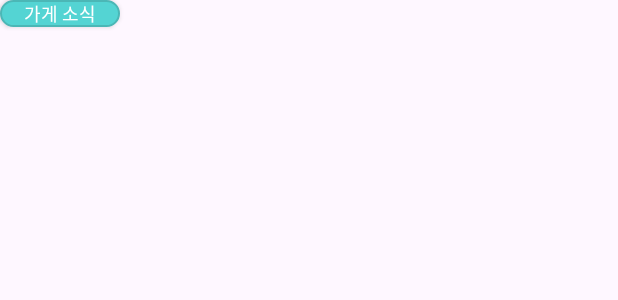
After one commit to Kusitms-Hackathon-C/kusitms-hackathon-c, an Android app: the layout item_menu_true.xml on its own in the app's theme, with its tools: preview values and no code run, on a phone screen of 412 x 824 dp. The commit adds this screen. Shown: the top 300 px of the screen. Run offline under Robolectric (Android 15) with nearby library versions, the phone set to English and light mode, and no system bars.

Commit message:
[feat] : 상단 바 추가 (#16)

```diff
--- /dev/null
+++ b/app/src/main/res/drawable/bg_button_true.xml
@@ -0,0 +1,6 @@
+<?xml version="1.0" encoding="utf-8"?>
+<shape xmlns:android="http://schemas.android.com/apk/res/android">
+    <solid android:color="@color/main1" />
+    <stroke android:color="@color/main2" android:width="1dp" />
+    <corners android:radius="53dp" />
+</shape>
--- /dev/null
+++ b/app/src/main/res/layout/item_menu_true.xml
@@ -0,0 +1,18 @@
+<?xml version="1.0" encoding="utf-8"?>
+<androidx.constraintlayout.widget.ConstraintLayout xmlns:android="http://schemas.android.com/apk/res/android"
+    android:layout_width="match_parent"
+    android:layout_height="match_parent">
+
+    <androidx.appcompat.widget.AppCompatButton
+        android:id="@+id/btn_main_true"
+        android:layout_width="wrap_content"
+        android:layout_height="wrap_content"
+        android:theme="@style/subtitle3"
+        android:minWidth="0dp"
+        android:minHeight="0dp"
+        android:paddingHorizontal="16dp"
+        android:background="@drawable/bg_button_true"
+        android:text="가게 소식"
+        android:textColor="@android:color/white"/>
+
+</androidx.constraintlayout.widget.ConstraintLayout>
```
Also changed, not shown: app/src/main/res/drawable/bg_home_bar.xml (added, +16 -0 lines), app/src/main/res/drawable/ic_bell.xml (added, +20 -0 lines), app/src/main/res/drawable/ic_home_logo.xml (added, +9 -0 lines), app/src/main/res/drawable/ic_menu.xml (added, +10 -0 lines), app/src/main/res/drawable/ic_plus.xml (added, +10 -0 lines), app/src/main/res/drawable/ic_search.xml (added, +20 -0 lines), app/src/main/res/layout/fragment_home.xml (+66 -0 lines).
